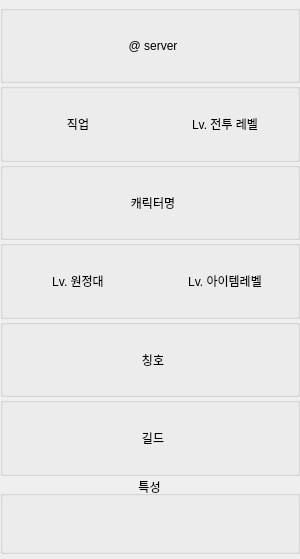
The window that tools/character_search/ui/profile_widget.ui (Wseop/Qt_LoaTools) describes before a commit, drawn with Qt 5.
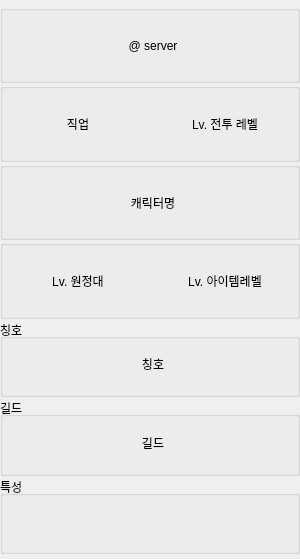
The same window after the commit.

The edit to the form file:
```diff
--- a/tools/character_search/ui/profile_widget.ui
+++ b/tools/character_search/ui/profile_widget.ui
@@ -344,10 +344,10 @@
       </size>
      </property>
      <property name="title">
-      <string/>
+      <string>칭호</string>
      </property>
      <property name="alignment">
-      <set>Qt::AlignCenter</set>
+      <set>Qt::AlignLeading|Qt::AlignLeft|Qt::AlignVCenter</set>
      </property>
      <layout class="QVBoxLayout" name="verticalLayout_4">
       <property name="spacing">
@@ -357,13 +357,13 @@
        <number>0</number>
       </property>
       <property name="topMargin">
-       <number>5</number>
+       <number>4</number>
       </property>
       <property name="rightMargin">
        <number>0</number>
       </property>
       <property name="bottomMargin">
-       <number>5</number>
+       <number>9</number>
       </property>
       <item>
        <widget class="QLabel" name="lbTitle">
@@ -405,10 +405,10 @@
       </size>
      </property>
      <property name="title">
-      <string/>
+      <string>길드</string>
      </property>
      <property name="alignment">
-      <set>Qt::AlignCenter</set>
+      <set>Qt::AlignLeading|Qt::AlignLeft|Qt::AlignVCenter</set>
      </property>
      <layout class="QVBoxLayout" name="verticalLayout_5">
       <property name="spacing">
@@ -418,13 +418,13 @@
        <number>0</number>
       </property>
       <property name="topMargin">
-       <number>5</number>
+       <number>4</number>
       </property>
       <property name="rightMargin">
        <number>0</number>
       </property>
       <property name="bottomMargin">
-       <number>5</number>
+       <number>9</number>
       </property>
       <item>
        <widget class="QLabel" name="lbGuild">
@@ -469,7 +469,7 @@
       <string>특성</string>
      </property>
      <property name="alignment">
-      <set>Qt::AlignCenter</set>
+      <set>Qt::AlignLeading|Qt::AlignLeft|Qt::AlignVCenter</set>
      </property>
      <layout class="QGridLayout" name="gridAbility">
       <property name="leftMargin">
```
